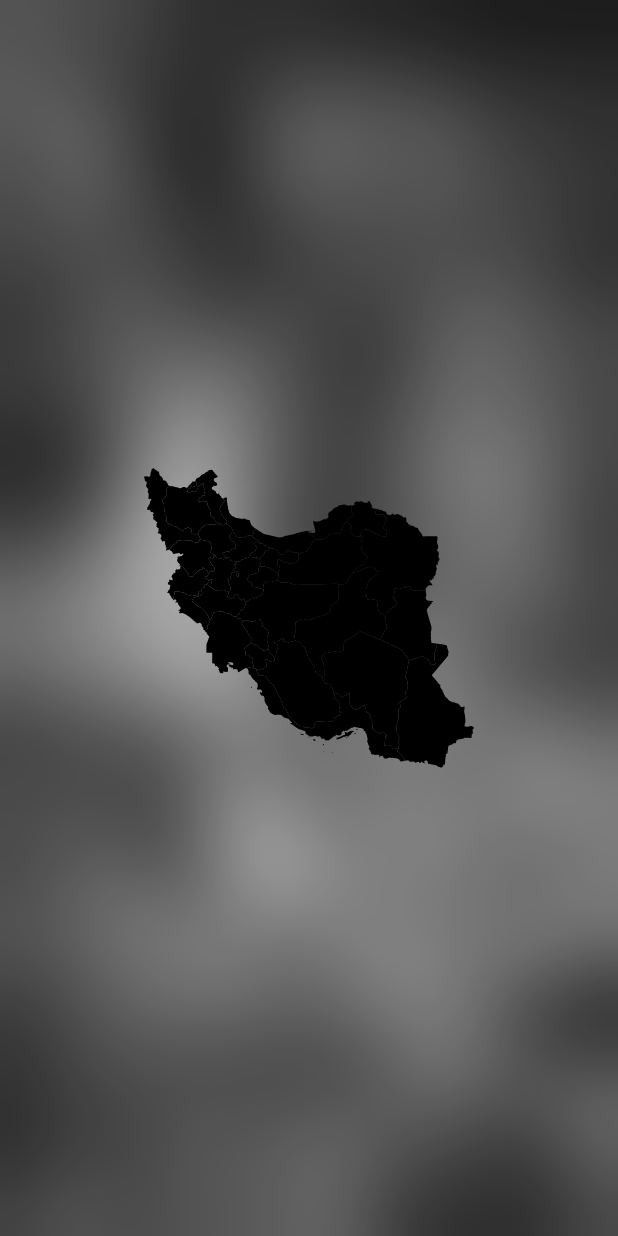
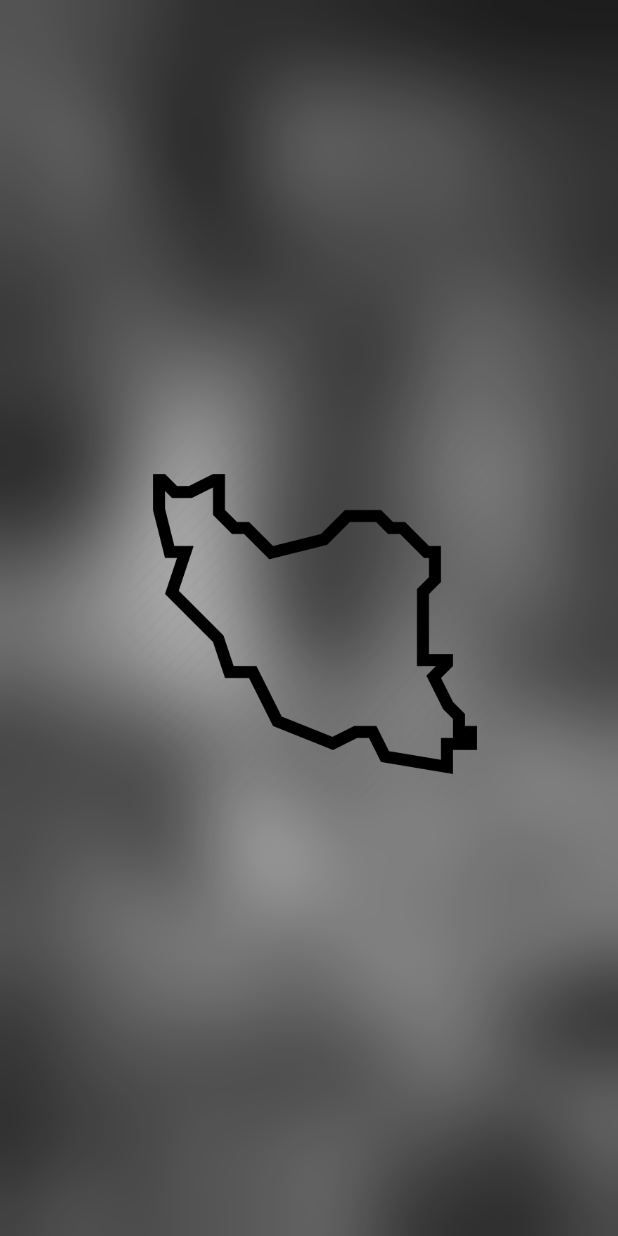
Before and after one commit to MersadMolaei/BlogClub, a Flutter app: the screen it shows after launch, on a phone screen of 412 x 824 dp. Run offline on Flutter 3.47's test engine with Material 3 defaults, Android fonts, the phone set to English and light mode, and no system bars; our stand-ins replace flutter_svg.

Commit message:
Refactor: SplashScreen Images & Icons implementation

```diff
--- a/lib/splash.dart
+++ b/lib/splash.dart
@@ -20,7 +20,7 @@ class _SplashScreenState extends State<SplashScreen> {
     super.initState();
     // Start the timer when the widget is initialized
     _timer = Timer.periodic(
-      const Duration(milliseconds: 2000), //^ 500
+      const Duration(milliseconds: 1200), //^ 500
       (Timer timer) {
         setState(() {
           // Toggle the value of _showFirstLogo
@@ -39,17 +39,20 @@ class _SplashScreenState extends State<SplashScreen> {
 
   @override
   Widget build(BuildContext context) {
-    return Stack(
+    return Scaffold(
+      body: Stack(
         children: [
           //* Background image
-        Container(
-          decoration: BoxDecoration(
-            image: DecorationImage(
-              image: AssetImage(Assets.img.background.bg.path), // 1-34
-              fit: BoxFit.cover,
-            ),
-          ),
-        ),
+          Positioned.fill(
+              child: Assets.img.background.bg.image(fit: BoxFit.cover)),
+          // Container(
+          //   decoration: BoxDecoration(
+          //     image: DecorationImage(
+          //       image: AssetImage(Assets.img.background.bg.path), // 1-34
+          //       fit: BoxFit.cover,
+          //     ),
+          //   ),
+          // ),
           //* Glass Effect
           BackdropFilter(
             filter: ImageFilter.blur(sigmaX: 30, sigmaY: 30), // 30
@@ -68,20 +71,16 @@ class _SplashScreenState extends State<SplashScreen> {
             //   // width: 230,
             // ),
             child: _showFirstLogo
-              ? Image.asset(
-                  Assets.img.icons.iran1Splash.path,
-                  width: 230,
-                )
-              : SvgPicture.asset(
-                  Assets.img.icons.iranBlackSplash.path,
-                  height: 200,
-                ),
+                ? Assets.img.icons.iran1Splash.image(width: 240)
+                : Assets.img.icons.iranBlackSplash.svg(height: 200),
+
             // child: SvgPicture.asset(
             //   Assets.img.icons.iranBlackSplash.path,
             //   height: 200,
             // ),
           ),
         ],
+      ),
     );
   }
 }
```
Lines whose indentation alone changed are shown as unchanged.
